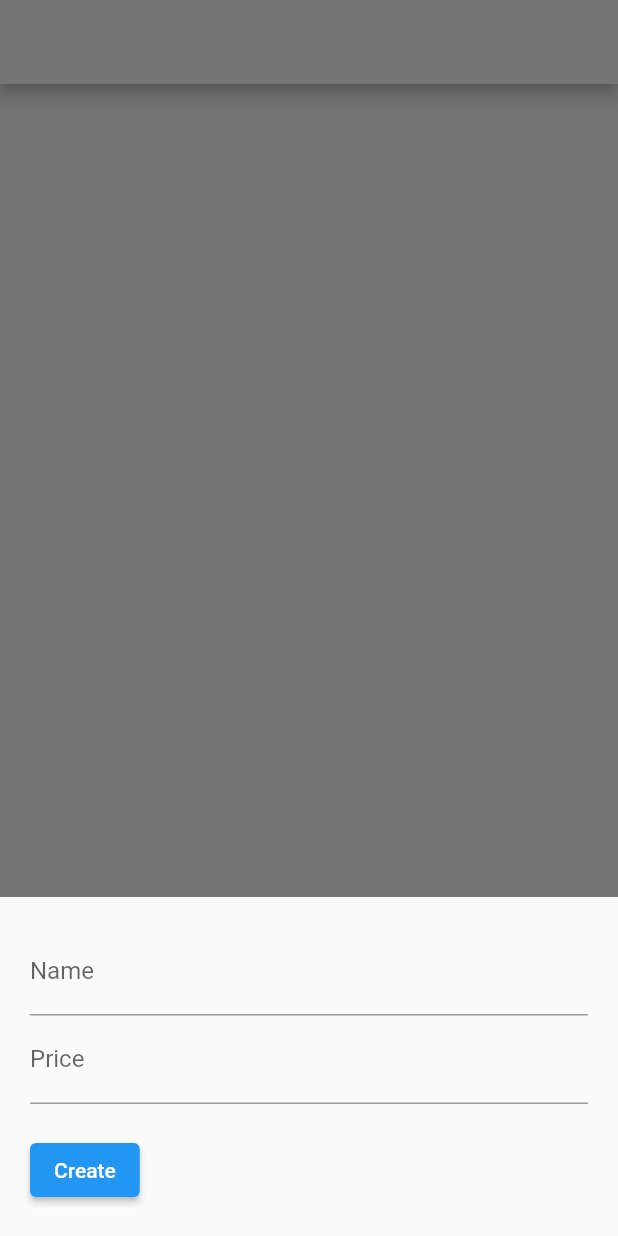
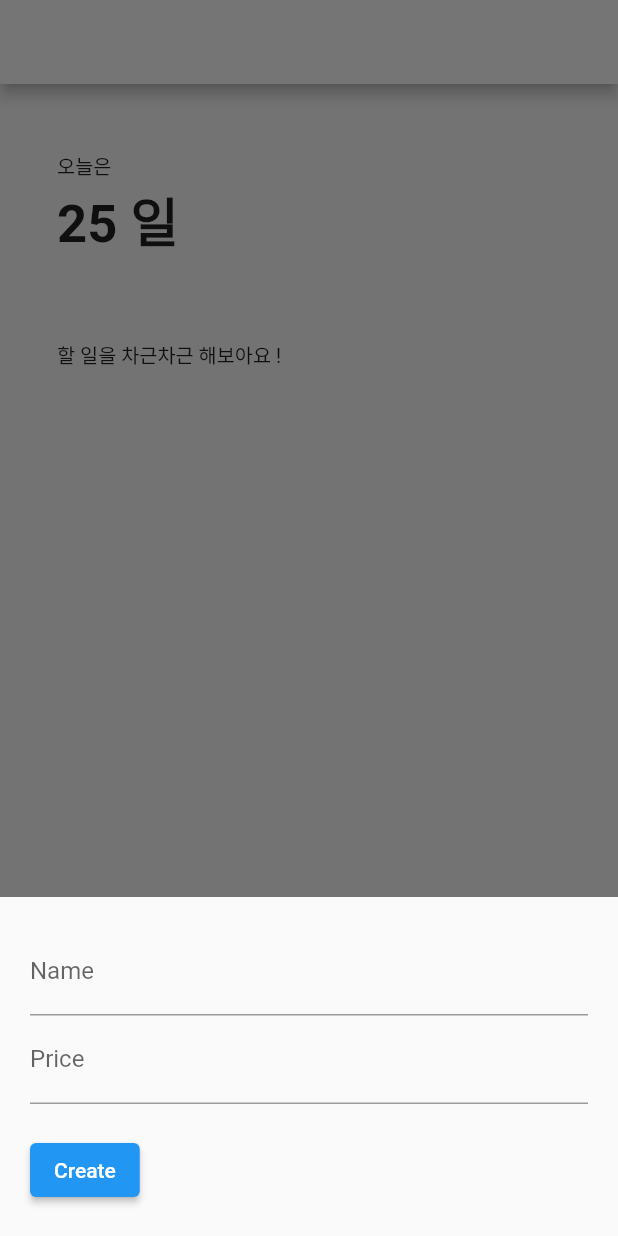
Before and after one commit to busangangster/show_your_month, a Flutter app: the home_page screen opened directly, after a tap on the "add" icon, on a phone screen of 412 x 824 dp. Run offline on Flutter 3.47's test engine with Material 2 defaults, Android fonts, the phone set to English and light mode, and no system bars; our stand-ins replace cloud_firestore, custom_navigation_bar, firebase_auth, firebase_core, firebase_messaging, flutter_icons and 4 more; missing offline and left inert: sign_button; accounts and stored records are empty.

Commit message:
[sana] main page

```diff
--- a/lib/home/home_page.dart
+++ b/lib/home/home_page.dart
@@ -3,6 +3,7 @@ import 'package:firebase_core/firebase_core.dart';
 import 'package:flutter/cupertino.dart';
 import 'package:flutter/material.dart';
 import 'package:flutter_screenutil/flutter_screenutil.dart';
+import 'package:intl/intl.dart';
 
 class home_page extends StatefulWidget {
   const home_page({Key? key}) : super(key: key);
@@ -12,6 +13,9 @@ class home_page extends StatefulWidget {
 }
 
 class home_pageState extends State<home_page> {
+
+  var today_Date = DateFormat('dd').format(DateTime.now());
+
   final CollectionReference _products =
       FirebaseFirestore.instance.collection('products');
   final TextEditingController _nameController = TextEditingController();
@@ -148,9 +152,20 @@ class home_pageState extends State<home_page> {
       ),
 
         floatingActionButtonLocation: FloatingActionButtonLocation.centerFloat,
-        body: Stack(
+        body: Padding(
+          padding: const EdgeInsets.fromLTRB(38, 45, 38 , 0),
+          child: Stack(
             children: [
-            StreamBuilder(
+              Column(
+                crossAxisAlignment: CrossAxisAlignment.start,
+                 children: [
+                   Text("오늘은",style: TextStyle(fontSize: 12.sp)),
+                   Text("${today_Date} 일",style: TextStyle(fontSize: 32.sp,fontWeight: FontWeight.bold),),
+                   SizedBox(height: 54.h,),
+                   Text("할 일을 차근차근 해보아요 !",style: TextStyle(fontSize: 12.sp)),
+                   Container(
+                     height: 400.h,
+                     child: StreamBuilder(
                        stream: _products.snapshots(),
                        builder: (context, AsyncSnapshot<QuerySnapshot> streamSnapshot) {
                          if (streamSnapshot.hasData) {
@@ -160,7 +175,7 @@ class home_pageState extends State<home_page> {
                                final DocumentSnapshot documentSnapshot =
                                streamSnapshot.data!.docs[index];
                                return Card(
-                        margin: const EdgeInsets.all(10),
+
                                  child: ListTile(
                                    title: Text(documentSnapshot['name']),
                                    subtitle: Text(documentSnapshot['price'].toString()),
@@ -188,6 +203,10 @@ class home_pageState extends State<home_page> {
                          );
                        },
                      ),
+                   ),
+                 ],
+              ),
+
 
               Column(
 
@@ -201,6 +220,7 @@ class home_pageState extends State<home_page> {
               ),
 
             ],
+          ),
         ));
   }
 }
--- a/pubspec.yaml
+++ b/pubspec.yaml
@@ -49,6 +49,7 @@ dependencies:
   http: ^0.13.4
   sign_button: ^2.0.2
   google_fonts: ^3.0.1
+  intl: ^0.17.0
 
 
 
```
Also changed, not shown: pubspec.lock. Lines whose indentation alone changed are shown as unchanged.
